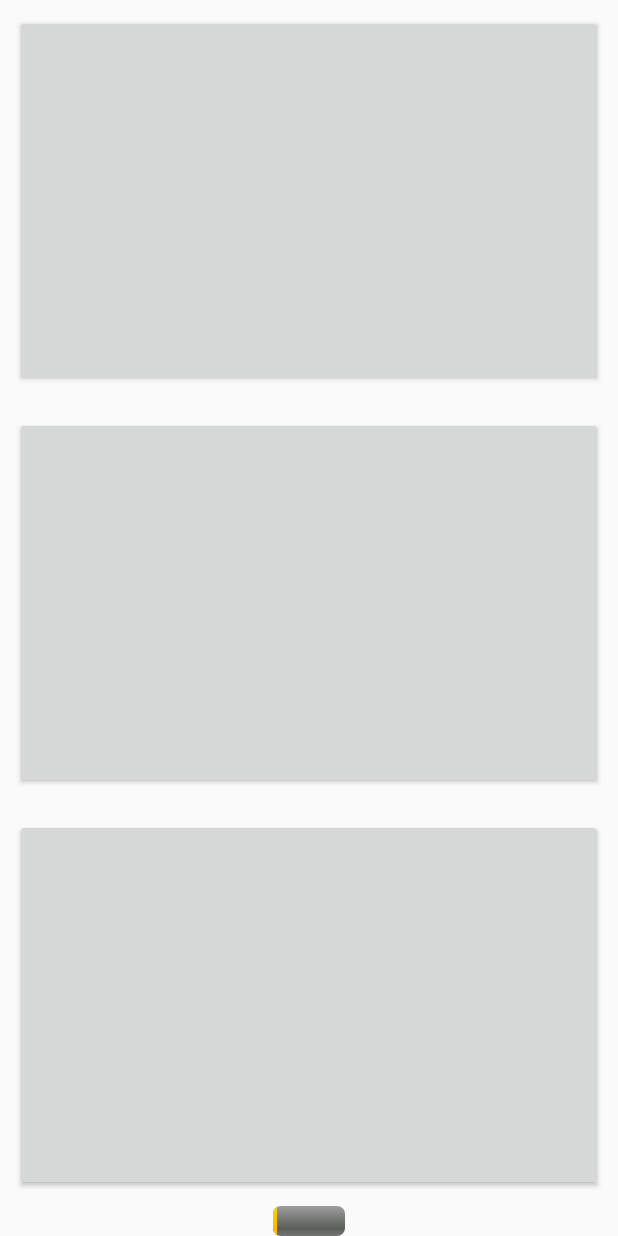
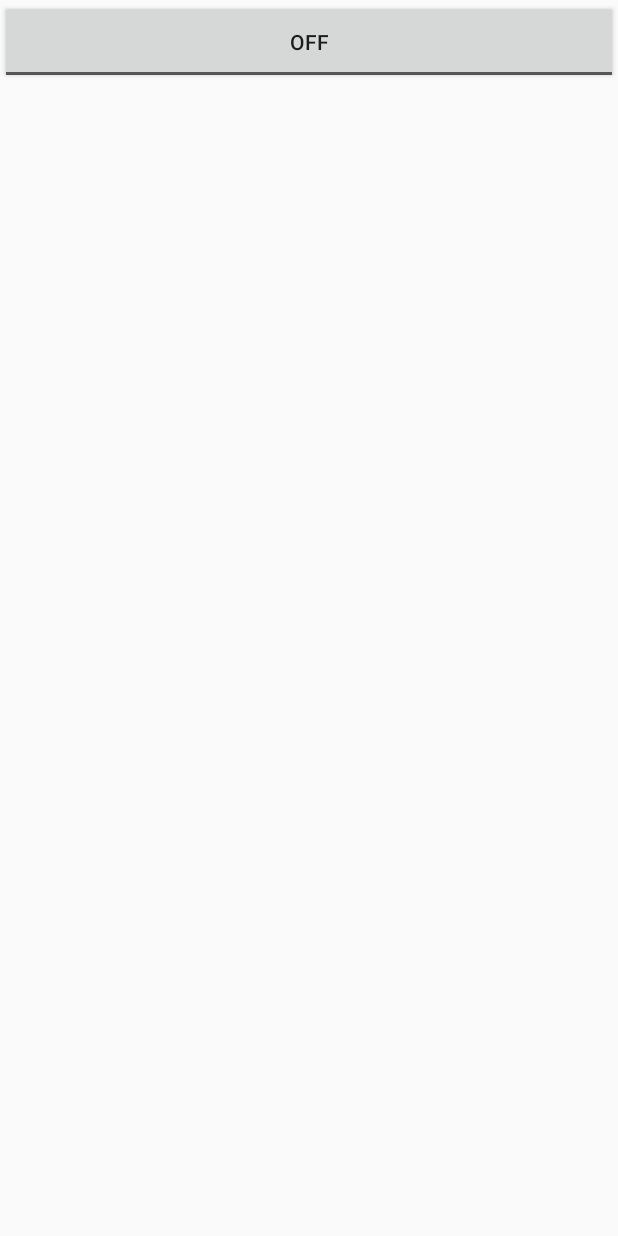
Before and after one commit to zifeif2/BlueToothClass4-1, an Android app: the layout test_activity1.xml on its own in the app's theme, with its tools: preview values and no code run, on a phone screen of 412 x 824 dp. Run offline under Robolectric (Android 15) with nearby library versions, the phone set to English and light mode, and no system bars.

```diff
--- a/app/src/main/java/com/win16/bluetoothclass4/UnfinishedPorgressFragment.java
+++ b/app/src/main/java/com/win16/bluetoothclass4/UnfinishedPorgressFragment.java
@@ -18,6 +18,7 @@ import static com.win16.bluetoothclass4.MainActivity.EXTRA_CALLER;
 import static com.win16.bluetoothclass4.MainActivity.EXTRA_SUBJECT_ID;
 import static com.win16.bluetoothclass4.MainActivity.EXTRA_UNFINISH;
 import static com.win16.bluetoothclass4.MyFileWriter.filepath;
+import static com.win16.bluetoothclass4.MyFileWriter.get;
 import static com.win16.bluetoothclass4.Shared.ACTIVITY_TRACKER;
 import static com.win16.bluetoothclass4.Shared.LAST_USERID;
 import static com.win16.bluetoothclass4.Shared.SUBJECT_ID;
@@ -52,6 +53,8 @@ public class UnfinishedPorgressFragment extends DialogFragment {
                         Shared.putBoolean(getActivity(), Shared.HAS_BEEN_SAHRED, true);
                         Shared.putInt(getActivity(), Shared.ACTIVITY_TRACKER, 0);
                         Shared.putInt(getActivity(), Shared.STEP_TRACKER, 0);
+                        Shared.putBoolean(getActivity(), Shared.TO_UNFINISH, false);
+
                     }
         })
                 .create();
--- a/app/src/main/res/layout/activity_record.xml
+++ b/app/src/main/res/layout/activity_record.xml
@@ -8,10 +8,7 @@
 
     <include android:id="@+id/toolbar"
         layout ="@layout/main_tool_bar"
-        android:layout_height="0dp"
-        android:layout_width="0dp"
-        tools:layout_editor_absoluteY="0dp"
-        tools:layout_editor_absoluteX="0dp" />
+  />
 
     <TextView
         android:id="@+id/ID_data_collection_title"
@@ -57,6 +54,7 @@
             android:padding="10dp"
             android:background="#e0e0e0"
             />
+
     </LinearLayout>
 
     <LinearLayout
--- a/app/src/main/res/layout/test_activity1.xml
+++ b/app/src/main/res/layout/test_activity1.xml
@@ -2,32 +2,8 @@
 <LinearLayout xmlns:android="http://schemas.android.com/apk/res/android"
     android:orientation="vertical" android:layout_width="match_parent"
     android:layout_height="match_parent">
-
-    <LinearLayout
-        android:orientation="vertical"
-        android:layout_width="match_parent"
-        android:layout_height="0dp"
-        android:layout_weight="1">
-        <Button
-            android:layout_width="match_parent"
-            android:layout_height="match_parent"
-            android:layout_weight="1"
-            android:layout_margin="10dp"
-            android:id="@+id/btn_section1"/>
-        <Button
-            android:layout_width="match_parent"
-            android:layout_height="match_parent"
-            android:layout_weight="1"
-            android:layout_margin="10dp"
-            android:id="@+id/btn_section2"/>
-        <Button
-            android:layout_width="match_parent"
-            android:layout_height="match_parent"
-            android:layout_weight="1"
-            android:layout_margin="10dp"
-            android:id="@+id/btn_section3"/>
-    </LinearLayout>
-    <include layout="@layout/progress_bar"
-        android:id="@+id/progress_bar_layout"/>
+<ToggleButton
+    android:layout_width="match_parent"
+    android:layout_height="56dp" />
 
 </LinearLayout>
```
Also changed, not shown: app/src/main/java/com/win16/bluetoothclass4/DataRecordActivity.java (+10 -6 lines), app/src/main/java/com/win16/bluetoothclass4/PreRecordActivity.java (+8 -1 lines).
